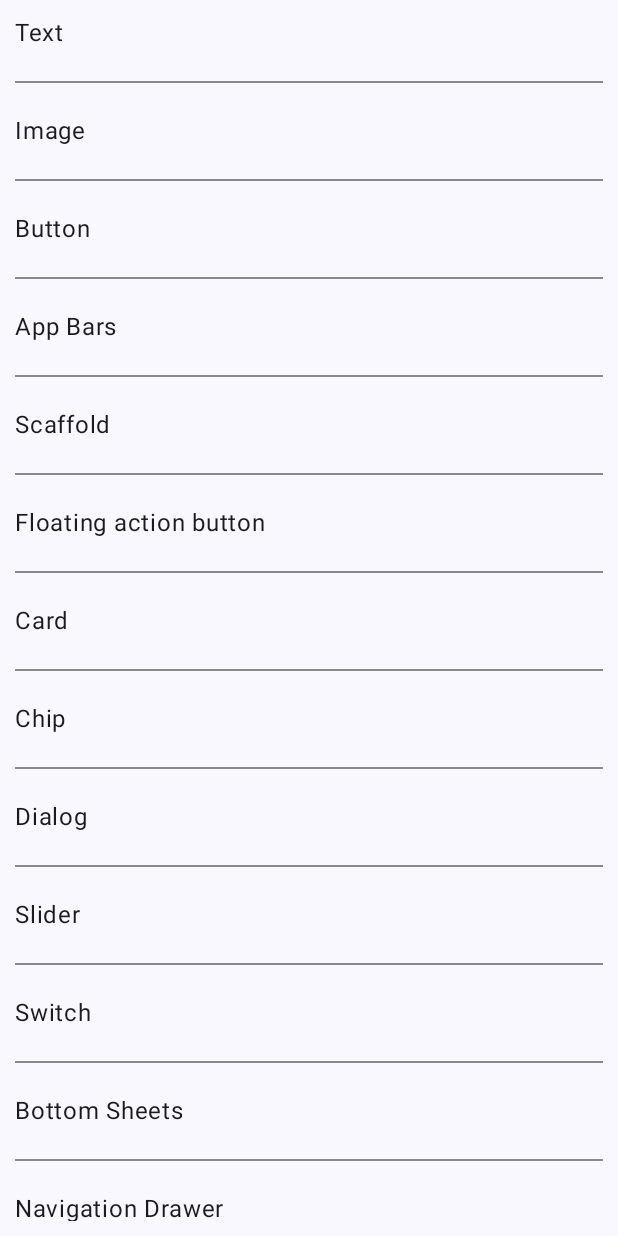
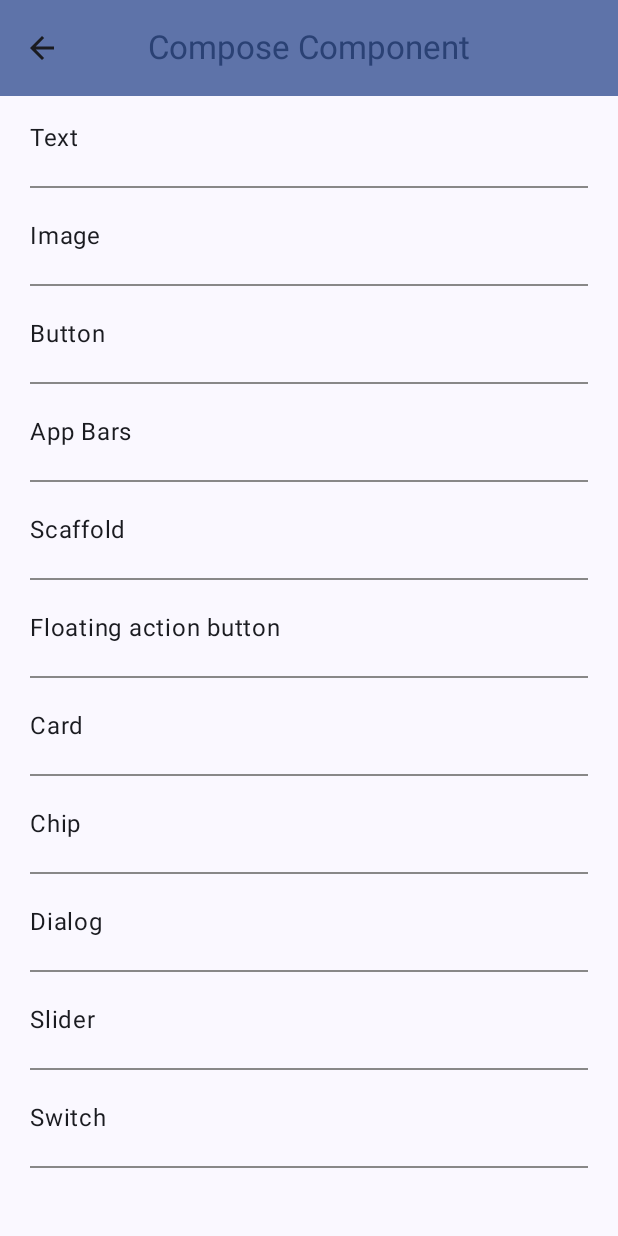
Before and after one commit to nomi2013/Jetpack-Compose-Tutorial-Kotlin, an Android app built with Jetpack Compose: the screen it shows after launch (MainActivity), on a phone screen of 412 x 824 dp. Run offline under Robolectric (Android 15) with nearby library versions, the phone set to English and light mode, and no system bars.

Commit message:
navigation and Scaffold

```diff
--- /dev/null
+++ b/app/src/main/java/com/example/kotlincomposetutorial/AppScaffold.kt
@@ -0,0 +1,59 @@
+package com.example.kotlincomposetutorial
+
+import android.app.Activity
+import androidx.compose.material.icons.Icons
+import androidx.compose.material.icons.filled.ArrowBack
+import androidx.compose.material3.CenterAlignedTopAppBar
+import androidx.compose.material3.ExperimentalMaterial3Api
+import androidx.compose.material3.Icon
+import androidx.compose.material3.IconButton
+import androidx.compose.material3.MaterialTheme
+import androidx.compose.material3.Scaffold
+import androidx.compose.material3.Text
+import androidx.compose.material3.TopAppBarDefaults
+import androidx.compose.material3.rememberTopAppBarState
+import androidx.compose.runtime.Composable
+import androidx.compose.ui.Modifier
+import androidx.compose.ui.input.nestedscroll.nestedScroll
+import androidx.compose.ui.text.style.TextOverflow
+
+@OptIn(ExperimentalMaterial3Api::class)
+@Composable
+fun AppScaffold(
+    title: String,
+    bottomBar: @Composable () -> Unit = {},
+    content: @Composable () -> Unit,
+    activity: Activity
+) {
+    val scrollBehavior = TopAppBarDefaults.pinnedScrollBehavior(rememberTopAppBarState())
+    Scaffold(
+        modifier = Modifier.nestedScroll(scrollBehavior.nestedScrollConnection),
+        topBar = {
+            CenterAlignedTopAppBar(
+                colors = TopAppBarDefaults.topAppBarColors(
+                    containerColor = MaterialTheme.colorScheme.primaryContainer,
+                    titleContentColor = MaterialTheme.colorScheme.primary
+                ),
+                title = {
+                    Text(
+                        text = title,
+                        maxLines = 1,
+                        overflow = TextOverflow.Ellipsis
+                    )
+                },
+                navigationIcon = {
+                    IconButton(onClick = { activity.finish() }) {
+                        Icon(
+                            imageVector = Icons.Filled.ArrowBack,
+                            contentDescription = "Localized description"
+                        )
+                    }
+                },
+                scrollBehavior = scrollBehavior,
+            )
+        },
+        bottomBar = { bottomBar() },
+    ) { innerPadding ->
+        content()
+    }
+}
--- a/app/src/main/java/com/example/kotlincomposetutorial/MainActivity.kt
+++ b/app/src/main/java/com/example/kotlincomposetutorial/MainActivity.kt
@@ -15,18 +15,29 @@ import androidx.compose.foundation.layout.fillMaxWidth
 import androidx.compose.foundation.layout.padding
 import androidx.compose.foundation.lazy.LazyColumn
 import androidx.compose.foundation.lazy.items
+import androidx.compose.material.icons.Icons
+import androidx.compose.material.icons.filled.ArrowBack
+import androidx.compose.material3.CenterAlignedTopAppBar
 import androidx.compose.material3.Divider
+import androidx.compose.material3.ExperimentalMaterial3Api
+import androidx.compose.material3.Icon
+import androidx.compose.material3.IconButton
 import androidx.compose.material3.MaterialTheme
+import androidx.compose.material3.Scaffold
 import androidx.compose.material3.Surface
 import androidx.compose.material3.Text
+import androidx.compose.material3.TopAppBarDefaults
+import androidx.compose.material3.rememberTopAppBarState
 import androidx.compose.runtime.Composable
 import androidx.compose.runtime.rememberCompositionContext
 import androidx.compose.ui.Alignment
 import androidx.compose.ui.Modifier
 import androidx.compose.ui.focus.focusModifier
 import androidx.compose.ui.graphics.Color
+import androidx.compose.ui.input.nestedscroll.nestedScroll
 import androidx.compose.ui.modifier.modifierLocalConsumer
 import androidx.compose.ui.platform.LocalContext
+import androidx.compose.ui.text.style.TextOverflow
 import androidx.compose.ui.tooling.preview.Preview
 import androidx.compose.ui.unit.dp
 import com.example.kotlincomposetutorial.ui.button.ButtonActivity
@@ -43,8 +54,8 @@ class MainActivity : ComponentActivity() {
                     modifier = Modifier.fillMaxSize(),
                     color = MaterialTheme.colorScheme.background
                 ) {
-                    ComposePreview()
-                }
+                    AppScaffold("Compose Component",
+                        content = {ComposePreview()}, activity = this)
                 }
             }
         }
@@ -54,40 +65,65 @@ class MainActivity : ComponentActivity() {
     fun ComposeComponents(components: List<String>, modifier: Modifier = Modifier) {
         val context = LocalContext.current
 
-    LazyColumn (
+        LazyColumn(
             //  verticalArrangement = Arrangement.spacedBy(40.dp),
             modifier = modifier
-            .padding(10.dp).fillMaxSize()
+                .padding(top = 80.dp, bottom = 20.dp, start = 20.dp, end = 20.dp)
+                .fillMaxSize()
         ) {
-       items(components){
+            items(components) {
                 ComponentsRow(component = it, onClick = {
+                    when(it) {
+                        "Text" -> {
+                            Toast.makeText(context, "Under development!!!", Toast.LENGTH_SHORT).show()
+                        }
+                        "Image" -> {
                             context.startActivity(Intent(context, ImageActivity::class.java))
-           } )
-           Divider(color = Color.Gray,
+                        }
+                        "Button" -> {
+                            context.startActivity(Intent(context, ButtonActivity::class.java))
+                        }
+                        else -> {
+                            Toast.makeText(context, "Under development!!!", Toast.LENGTH_SHORT).show()
+                        }
+                    }
+                })
+                Divider(
+                    color = Color.Gray,
                     thickness = 1.dp,
-               modifier = Modifier.padding(vertical = 20.dp))
+                    modifier = Modifier.padding(vertical = 20.dp)
+                )
             }
         }
     }
+
     @Composable
-fun ComponentsRow(component:String, modifier: Modifier = Modifier, onClick:(name: String)->Unit){
+    fun ComponentsRow(
+        component: String,
+        modifier: Modifier = Modifier,
+        onClick: (name: String) -> Unit
+    ) {
         Text(
             text = component,
-        modifier = modifier.fillMaxHeight()
+            modifier = modifier
+                .fillMaxHeight()
                 .fillMaxSize()
-            .clickable {onClick(component)}
+                .clickable { onClick(component) }
         )
     }
 
     @Preview(showBackground = true)
     @Composable
     fun ComposePreview() {
-    val components = listOf("Text", "Image","Button",
-        "App Bars","Scaffold","Floating action button",
-        "Card", "Chip","Dialog","Slider","Switch","Bottom Sheets",
-        "Navigation Drawer", "List and Grids" )
+        val components = listOf(
+            "Text", "Image", "Button",
+            "App Bars", "Scaffold", "Floating action button",
+            "Card", "Chip", "Dialog", "Slider", "Switch", "Bottom Sheets",
+            "Navigation Drawer", "List and Grids"
+        )
 
         KotlinComposeTutorialTheme {
             ComposeComponents(components)
         }
     }
+}
```
Also changed, not shown: app/src/main/java/com/example/kotlincomposetutorial/ui/button/ButtonActivity.kt (+45 -19 lines), app/src/main/java/com/example/kotlincomposetutorial/ui/image/ImageActivity.kt (+5 -3 lines). Lines whose indentation alone changed are shown as unchanged.
